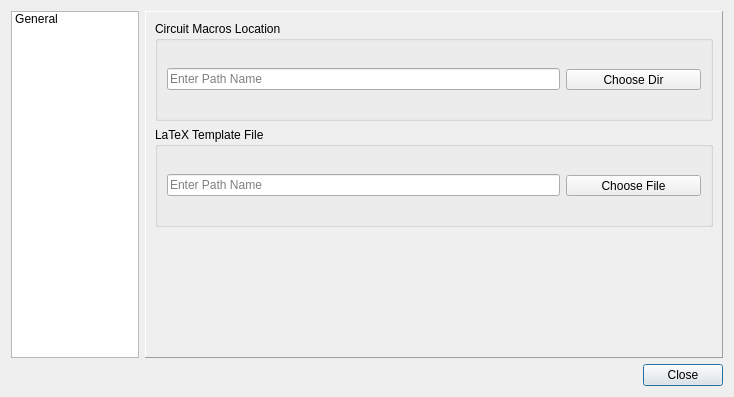
Above: ui/configdialog.ui from orestesmas/pycirkuit before the change. Below: the same form after it.
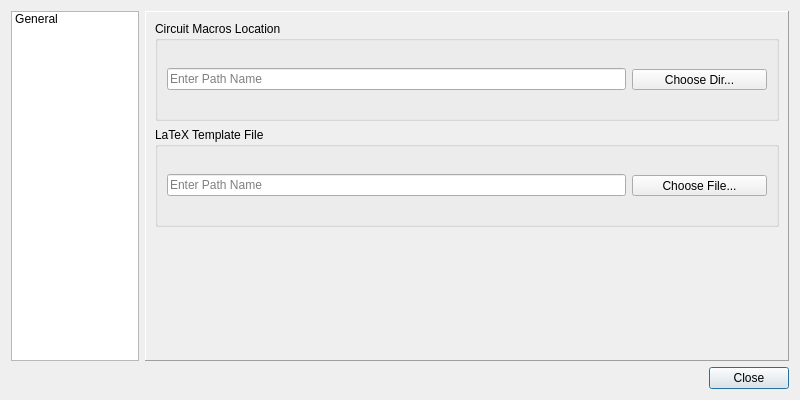
That is the form after the change. Icons and pictures are not drawn.

Commit message: Canvis en la IGU

What changed in the file:
```diff
--- a/ui/configdialog.ui
+++ b/ui/configdialog.ui
@@ -6,10 +6,16 @@
    <rect>
     <x>0</x>
     <y>0</y>
-    <width>734</width>
-    <height>397</height>
+    <width>800</width>
+    <height>400</height>
    </rect>
   </property>
+  <property name="minimumSize">
+   <size>
+    <width>800</width>
+    <height>0</height>
+   </size>
+  </property>
   <property name="windowTitle">
    <string>Config Dialog</string>
   </property>
@@ -112,7 +118,7 @@
                </size>
               </property>
               <property name="text">
-               <string>Choose Dir</string>
+               <string>Choose Dir...</string>
               </property>
               <property name="icon">
                <iconset resource="../resources/resources.qrc">
@@ -157,7 +163,7 @@
                </size>
               </property>
               <property name="text">
-               <string>Choose File</string>
+               <string>Choose File...</string>
               </property>
               <property name="icon">
                <iconset resource="../resources/resources.qrc">
```
The commit also changes 1 other file.
